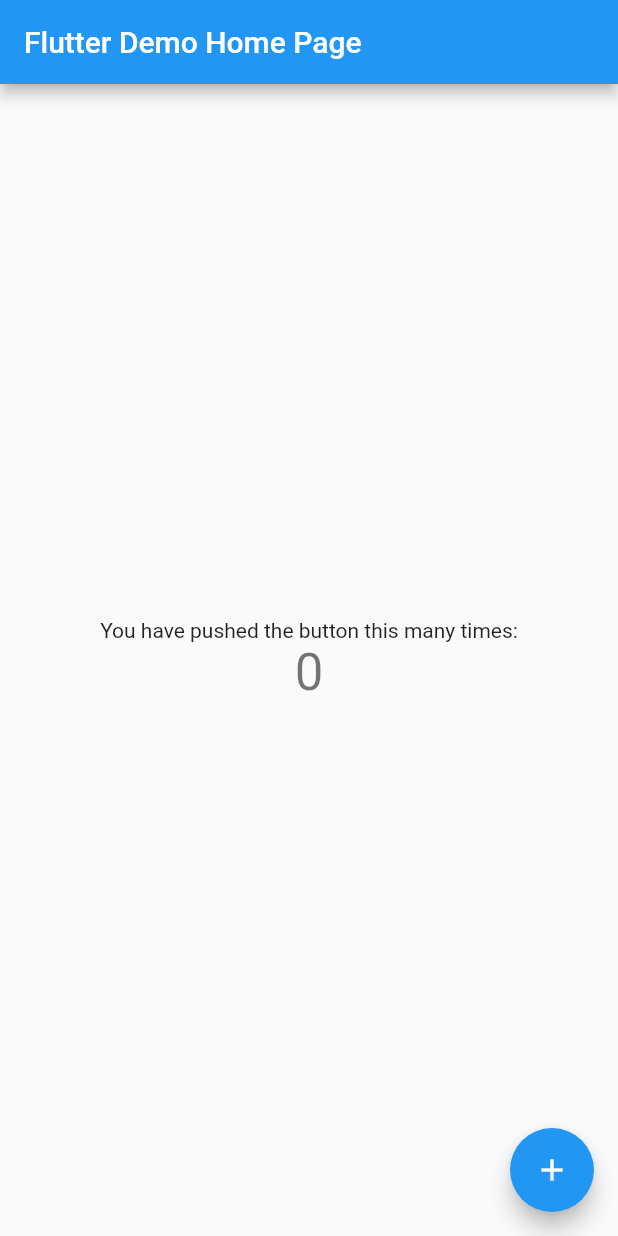
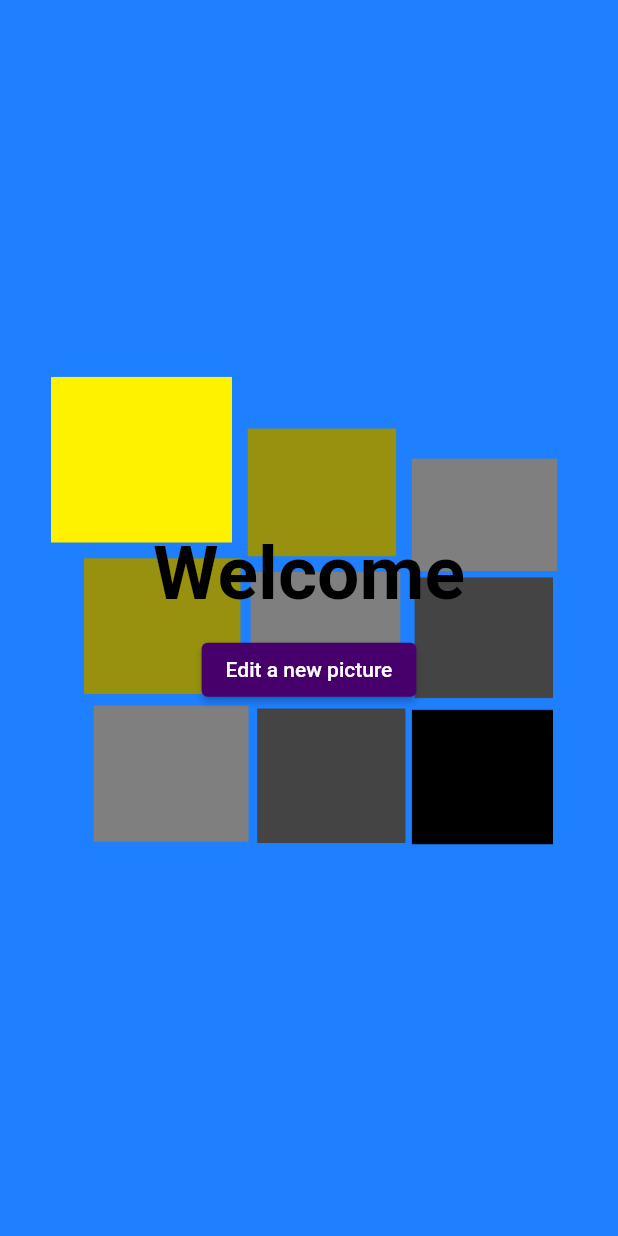
Before and after one commit to LordOlumide/Pixellate, a Flutter app: the screen it shows after launch, on a phone screen of 412 x 824 dp. Run offline on Flutter 3.47's test engine with Material 2 defaults, Android fonts, the phone set to English and light mode, and no system bars.

Commit message:
ready for work

```diff
--- a/lib/main.dart
+++ b/lib/main.dart
@@ -1,4 +1,6 @@
 import 'package:flutter/material.dart';
+import 'package:pixellate/screens/intro_screen.dart';
+import 'package:pixellate/screens/editing_screen.dart';
 
 void main() {
   runApp(const MyApp());
@@ -11,58 +13,15 @@
   @override
   Widget build(BuildContext context) {
     return MaterialApp(
-      title: 'Flutter Demo',
+      title: 'Pixellate',
       theme: ThemeData(
         primarySwatch: Colors.blue,
       ),
-      home: const MyHomePage(title: 'Flutter Demo Home Page'),
+      initialRoute: IntroScreen.screen_id,
+      routes: {
+        IntroScreen.screen_id: (context) => IntroScreen(),
+        EditingScreen.screen_id: (context) => EditingScreen(),
+      },
     );
   }
 }
-
-class MyHomePage extends StatefulWidget {
-  const MyHomePage({super.key, required this.title});
-
-  final String title;
-
-  @override
-  State<MyHomePage> createState() => _MyHomePageState();
-}
-
-class _MyHomePageState extends State<MyHomePage> {
-  int _counter = 0;
-
-  void _incrementCounter() {
-    setState(() {
-      _counter++;
-    });
-  }
-
-  @override
-  Widget build(BuildContext context) {
-    return Scaffold(
-      appBar: AppBar(
-        title: Text(widget.title),
-      ),
-      body: Center(
-        child: Column(
-          mainAxisAlignment: MainAxisAlignment.center,
-          children: <Widget>[
-            const Text(
-              'You have pushed the button this many times:',
-            ),
-            Text(
-              '$_counter',
-              style: Theme.of(context).textTheme.headline4,
-            ),
-          ],
-        ),
-      ),
-      floatingActionButton: FloatingActionButton(
-        onPressed: _incrementCounter,
-        tooltip: 'Increment',
-        child: const Icon(Icons.add),
-      ),
-    );
-  }
-}
--- /dev/null
+++ b/lib/screens/editing_screen.dart
@@ -0,0 +1,22 @@
+import 'package:flutter/material.dart';
+
+class EditingScreen extends StatelessWidget {
+  static const screen_id = 'editing_screen';
+
+  const EditingScreen({Key? key}) : super(key: key);
+
+  @override
+  Widget build(BuildContext context) {
+    return Scaffold(
+      backgroundColor: Color(0xFF8e8e8e),
+      appBar: AppBar(
+        title: Text(
+          'Pixellate'
+        ),
+      ),
+      body: Container(
+
+      ),
+    );
+  }
+}
--- /dev/null
+++ b/lib/screens/intro_screen.dart
@@ -0,0 +1,53 @@
+import 'package:flutter/material.dart';
+import 'package:pixellate/screens/editing_screen.dart';
+
+class IntroScreen extends StatelessWidget {
+  static const screen_id = 'intro_screen';
+
+  const IntroScreen({Key? key}) : super(key: key);
+
+  @override
+  Widget build(BuildContext context) {
+    return Scaffold(
+      backgroundColor: const Color(0xFF1e80ff),
+      body: Container(
+        decoration: BoxDecoration(
+          image: DecorationImage(
+            image: AssetImage('images/pixxelate.png'),
+            fit: BoxFit.contain,
+          ),
+        ),
+        padding: EdgeInsets.symmetric(horizontal: 30),
+        child: Center(
+          child: Column(
+            mainAxisAlignment: MainAxisAlignment.center,
+            children: [
+              const Text(
+                'Welcome',
+                textAlign: TextAlign.center,
+                style: TextStyle(
+                  fontSize: 50,
+                  color: Colors.black,
+                  fontWeight: FontWeight.bold,
+                ),
+              ),
+              const SizedBox(height: 10),
+              ElevatedButton(
+                onPressed: () {
+                  Navigator.pushNamed(context, EditingScreen.screen_id);
+                },
+                style: ButtonStyle(
+                  backgroundColor:
+                    MaterialStateProperty.all<Color>(Color(0xFF47006b)),
+                ),
+                child: const Text(
+                    'Edit a new picture'
+                ),
+              ),
+            ],
+          ),
+        ),
+      ),
+    );
+  }
+}
```
Also changed, not shown: images/489103_color_palette.jpg (added), images/pixxelate.png (added), images/testing_stock/gown.png, images/testing_stock/hat1.png, images/testing_stock/hat2.png, images/testing_stock/pixxelate.png (deleted), images/testing_stock/shirt1.png, images/testing_stock/stickFigureFemale.png, images/testing_stock/stickFigureMale.png, images/testing_stock/trouser.png.
